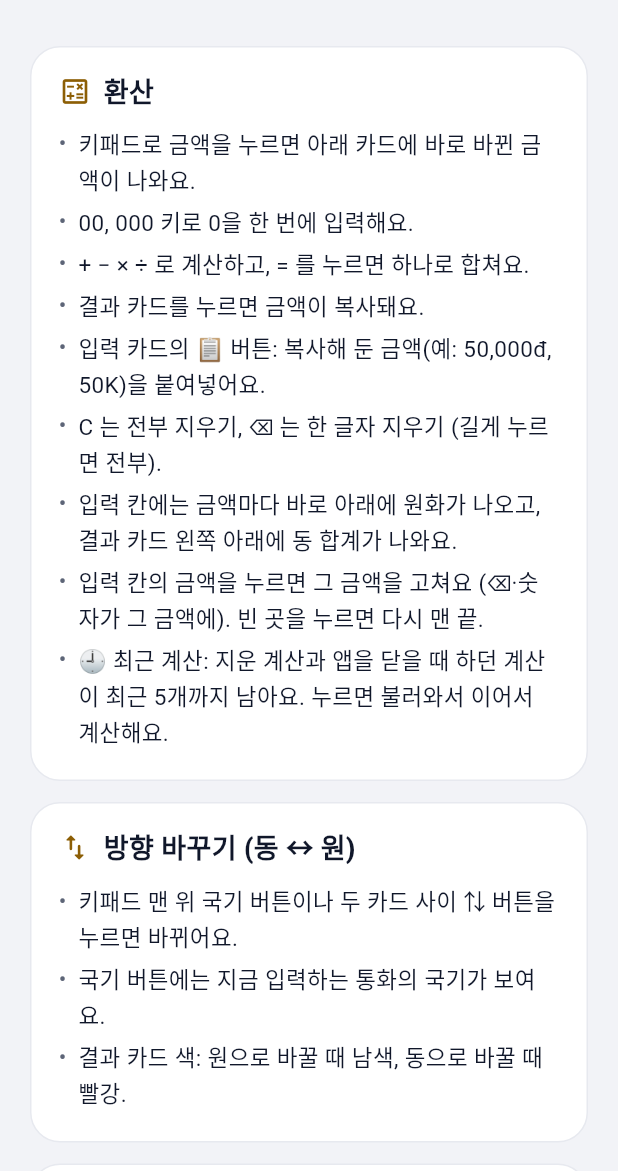
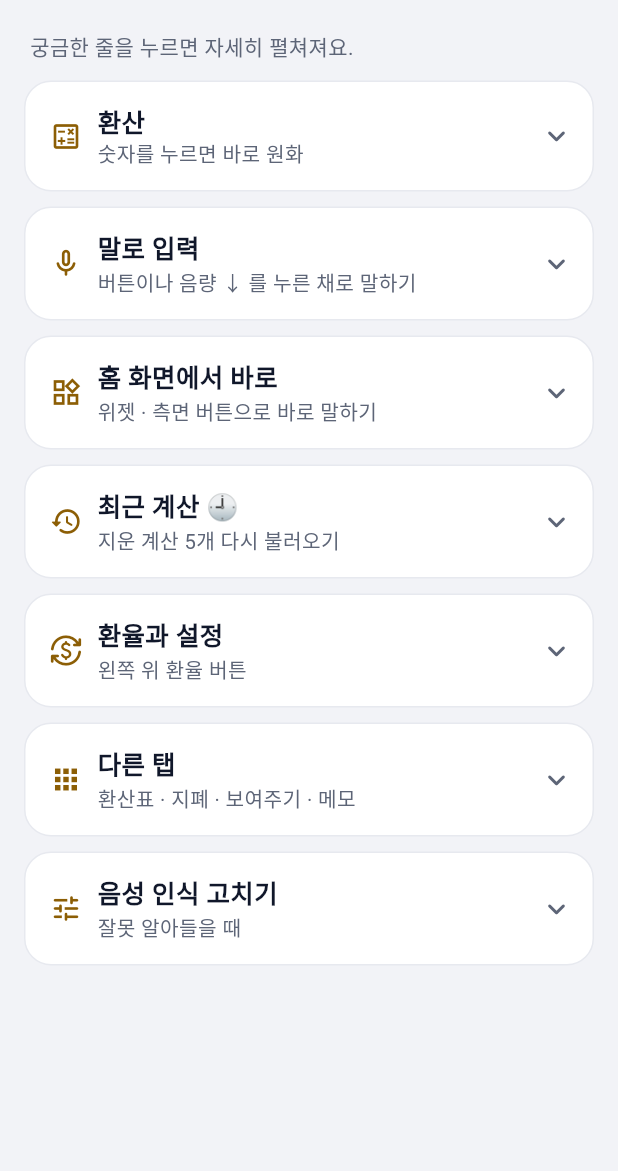
Before and after one commit to hee6635/Currency, a Flutter app: the GuidePage screen opened directly, on a phone screen of 412 x 824 dp, the part 65-1236 px from its top. Run offline on Flutter 3.47's test engine with Material 3 defaults, Android fonts, the phone set to English and light mode, and no system bars; our stand-ins replace share_plus, shared_preferences, speech_to_text; accounts and stored records are empty; network calls fail.

Commit message:
Shorter user guide: one-line summaries that expand
Each part shows a title and a one-line summary; tapping opens short
details. Adds numbered steps for placing the widget and for setting up
the side-key double press with Modes and Routines.

Co-Authored-By: Claude Opus 5.5 <noreply@anthropic.com>
Claude-Session: https://claude.ai/code/session_01BF3QGQfAiwtZXxjRey9N4Z

```diff
--- a/flutter_app/lib/ui/guide_page.dart
+++ b/flutter_app/lib/ui/guide_page.dart
@@ -42,120 +42,111 @@ class _GuidePageState extends State<GuidePage> {
         surfaceTintColor: Colors.transparent,
       ),
       body: SingleChildScrollView(
-        padding: const EdgeInsets.fromLTRB(20, 4, 20, 40),
+        padding: const EdgeInsets.fromLTRB(16, 4, 16, 40),
         child: Column(
-          crossAxisAlignment: CrossAxisAlignment.start,
+          crossAxisAlignment: CrossAxisAlignment.stretch,
           children: [
+            Padding(
+              padding: const EdgeInsets.fromLTRB(4, 4, 4, 2),
+              child: Text(
+                '궁금한 줄을 누르면 자세히 펼쳐져요.',
+                style: TextStyle(fontSize: 14, color: p.muted),
+              ),
+            ),
             const _Section(
               icon: Icons.calculate_outlined,
               title: '환산',
+              summary: '숫자를 누르면 바로 원화',
               lines: [
-                '키패드로 금액을 누르면 아래 카드에 바로 바뀐 금액이 나와요.',
-                '00, 000 키로 0을 한 번에 입력해요.',
-                '+ − × ÷ 로 계산하고, = 를 누르면 하나로 합쳐요.',
-                '결과 카드를 누르면 금액이 복사돼요.',
-                '입력 카드의 📋 버튼: 복사해 둔 금액(예: 50,000đ, 50K)을 붙여넣어요.',
-                'C 는 전부 지우기, ⌫ 는 한 글자 지우기 (길게 누르면 전부).',
-                '입력 칸에는 금액마다 바로 아래에 원화가 나오고, 결과 카드 왼쪽 아래에 동 합계가 나와요.',
-                '입력 칸의 금액을 누르면 그 금액을 고쳐요 (⌫·숫자가 그 금액에). 빈 곳을 누르면 다시 맨 끝.',
-                '🕘 최근 계산: 지운 계산과 앱을 닫을 때 하던 계산이 최근 5개까지 남아요. 누르면 불러와서 이어서 계산해요.',
-              ],
-            ),
-            const _Section(
-              icon: Icons.swap_vert_rounded,
-              title: '방향 바꾸기 (동 ↔ 원)',
-              lines: [
-                '키패드 맨 위 국기 버튼이나 두 카드 사이 ⇅ 버튼을 누르면 바뀌어요.',
-                '국기 버튼에는 지금 입력하는 통화의 국기가 보여요.',
-                '결과 카드 색: 원으로 바꿀 때 남색, 동으로 바꿀 때 빨강.',
+                '입력한 금액마다 바로 아래에 원화가 나와요. 합계는 아래 결과 카드에.',
+                '입력한 금액을 누르면 그 금액만 고쳐요. 빈 곳을 누르면 다시 맨 끝.',
+                '⇅ 나 국기 버튼: 동 ↔ 원 바꾸기.',
+                '결과 카드를 누르면 복사, 📋 는 복사한 금액 붙여넣기.',
+                'C 전부 지우기 · ⌫ 한 글자 지우기.',
               ],
             ),
             _Section(
               key: _voiceKey,
+              initiallyOpen: widget.voiceFirst,
               icon: Icons.mic_none_rounded,
-              title: '음성 입력 (무전기 방식)',
+              title: '말로 입력',
+              summary: '버튼이나 음량 ↓ 를 누른 채로 말하기',
               lines: const [
-                '위쪽 "말로 입력"을 누르면 음성 창이 열려요.',
-                '큰 마이크 버튼을 누른 채로, 진동이 온 뒤 말하고, 손을 떼면 입력돼요 (뗀 뒤 1초쯤 마저 들어요).',
-                '말한 숫자는 남아 있어요. 다시 누르고 이어서 말하면 이어 붙어요.',
-                '지금 입력 칸의 통화로 계산해요 ("원", "동"은 말해도 무시).',
-                '폰의 음량 ↓ 버튼을 누르고 있어도 똑같이 들어요. 환산 화면에서는 음성 창을 안 열어도 바로 돼요.',
-                '음성 창이 떠 있을 때 음량 ↑ 버튼은 "하나 지우기"예요.',
-                'X 나 창 바깥을 누르면 닫혀요.',
-                '말할 때마다(못 알아들은 것도) 설정 → "음성 기록"에 남아요. "백업"으로 파일을 보내면 앱 안 기록은 비워져요.',
-                '틀리면 음성 창의 "틀렸어요 · 고쳐서 기억하기"(또는 기록을 누르기)로 원래 숫자를 알려주세요. 이 폰에서는 바로 맞게 처리돼요.',
-                '음성 기록의 ☁ 버튼으로 GitHub에 기록을 올리면, 4시간마다 AI가 보고 보정 규칙을 고쳐요. 고친 규칙은 앱을 다시 켜면 적용돼요 (재설치 필요 없음).',
+                '"말로 입력" → 큰 마이크를 누른 채로 말하고 떼면 들어가요.',
+                '음량 ↓ 를 누른 채로 말해도 돼요. 환산 화면이면 바로 들어요.',
+                '음량 ↑ 는 하나 지우기.',
+                '숫자만 이어서 말하면 더해요 ("오만" → "삼만").',
+                '틀리면 "틀렸어요 · 고쳐서 기억하기"로 알려 주세요.',
               ],
               table: const [
-                ('오만 · 27만 5천 · 삼백만 · 50K', '숫자 입력'),
-                ('더하기 · 플러스', '+'),
-                ('빼기 · 마이너스', '−'),
-                ('곱하기', '×'),
-                ('나누기', '÷'),
-                ('지워', '마지막 하나 지우기 (숫자 하나 또는 연산 하나)'),
+                ('오만 · 27만 5천 · 50K', '숫자'),
+                ('더하기 · 빼기 · 곱하기 · 나누기', '+ − × ÷'),
+                ('지워', '하나 지우기'),
                 ('다 지워 · 새로', '전부 지우기'),
-                ('얼마 · 결과', '계산해서 하나로 (= 와 같음)'),
-              ],
-              examples: const [
-                '"오만" → 떼기 → "더하기 삼만" → 떼기  ⇒  50,000 + 30,000',
-                '"7 더하기 3 곱하기 10 더하기 5" → "지워"  ⇒  7 + 3 × 10 +',
-                '"삼만 곱하기 사 얼마"  ⇒  120,000',
               ],
             ),
             const _Section(
               icon: Icons.widgets_outlined,
-              title: '홈 화면에서 바로 말하기',
+              title: '홈 화면에서 바로',
+              summary: '위젯 · 측면 버튼으로 바로 말하기',
+              steps: [
+                (
+                  '위젯 놓기',
+                  ['홈 화면 빈 곳을 길게 누르기', '위젯 → 베트남 환율', '긴 것이나 네모를 골라 놓기'],
+                ),
+                (
+                  '측면 버튼 두 번 누르기로 열기',
+                  [
+                    '설정 → 유용한 기능 → 측면 버튼 → 두 번 누르기',
+                    '모드 및 루틴 → ⚙ → 루틴 추가',
+                    '동작 → 앱 → 앱 동작 실행 → 베트남 환율 → 말로 입력',
+                    '저장',
+                  ],
+                ),
+              ],
               lines: [
-                '위젯: 홈 화면을 길게 누르기 → 위젯 → "베트남 환율"에서 긴 것(4×1)이나 네모(2×2)를 놓으세요. 환율이 보이고, 누르면 바로 음성 창이 떠요.',
-                '측면 버튼: 두 번 누르기 → 모드 및 루틴 → 동작에 "앱 동작 실행 → 베트남 환율 → 말로 입력"을 넣으면 두 번 누를 때 바로 음성 창이 떠요.',
-                '그다음 음량 ↓ 를 누른 채로 말하고 떼면 입력돼요. 음량 ↑ 는 하나 지우기. 화면을 안 봐도 돼요.',
+                '창이 뜨면 음량 ↓ 를 누른 채로 말하면 돼요.',
+                '"앱으로 이동"을 누르면 하던 계산을 앱에서 이어서 해요.',
                 '앱 아이콘을 길게 눌러도 "말로 입력"이 있어요.',
-                '음성 창의 "앱으로 이동"을 누르면 하던 계산을 앱에서 이어서 해요. 닫으면 하던 계산은 최근 계산(🕘)에 남아요.',
-                '위젯의 환율은 앱이 마지막으로 받은 값이에요. 앱을 하루 한 번쯤 열면 새로 바뀌어요.',
               ],
             ),
             const _Section(
-              icon: Icons.add_circle_outline_rounded,
-              title: '더하기 모드',
+              icon: Icons.history_rounded,
+              title: '최근 계산 🕘',
+              summary: '지운 계산 5개 다시 불러오기',
               lines: [
-                '설정에서 켜고 끌 수 있어요 (처음엔 켜져 있음).',
-                '켜면: 숫자만 이어서 말해도 더해요. "오만" → "삼만" ⇒ 50,000 + 30,000',
-                '끄면: 숫자 뒤에 숫자를 말하면 "연산을 같이 말해 주세요" 안내만 떠요.',
-                '켜져 있으면 음성 창에 "+ 더하기 모드"가 보여요.',
+                '지우거나 앱을 닫으면 하던 계산이 남아요 (최근 5개).',
+                '입력 칸 위 🕘 → 누르면 불러와서 이어서 계산해요.',
               ],
             ),
             const _Section(
               icon: Icons.currency_exchange_rounded,
               title: '환율과 설정',
+              summary: '왼쪽 위 환율 버튼',
               lines: [
-                '왼쪽 위 환율 버튼을 누르면 환율과 설정 창이 열려요.',
-                '환율은 하루 1번 갱신되는 시장 중간값이에요 (ExchangeRate-API).',
-                '"직접 입력"으로 환전소 환율을 그대로 쓸 수 있어요.',
-                '"환전 수수료 반영"을 켜면 실제로 받을 금액에 가까운 값도 보여줘요.',
-                '인터넷이 없으면 마지막으로 받은 환율을 그대로 써요.',
+                '환율은 하루 1번 갱신되는 시장 중간값이에요.',
+                '"직접 입력"으로 환전소 환율을 쓸 수 있어요.',
+                '수수료 반영, 더하기 모드도 여기서 켜고 꺼요.',
               ],
             ),
             const _Section(
-              icon: Icons.payments_outlined,
-              title: '지폐 세기',
+              icon: Icons.apps_rounded,
+              title: '다른 탭',
+              summary: '환산표 · 지폐 · 보여주기 · 메모',
               lines: [
-                '지폐별로 + / − 를 눌러 장수를 세면 합계와 원화 금액이 나와요.',
-                '지폐 사진을 누르면 앞면과 뒷면을 크게 보여줘요.',
-                '2만동과 50만동은 색이 비슷하니 조심하세요.',
+                '지폐: + / − 로 장수를 세면 합계가 나와요. 사진을 누르면 크게.',
+                '보여주기: 누르면 베트남어 문장이 크게 떠요.',
+                '메모: 쓰면 자동 저장.',
               ],
             ),
             const _Section(
-              icon: Icons.forum_outlined,
-              title: '보여주기',
+              icon: Icons.tune_rounded,
+              title: '음성 인식 고치기',
+              summary: '잘못 알아들을 때',
               lines: [
-                '카드를 누르면 베트남어 문장이 화면 가득 크게 떠요. 직원에게 보여주세요.',
-                '화면을 누르면 닫혀요.',
+                '말한 내용은 설정 → "음성 기록"에 남아요.',
+                '☁ 로 올리면 4시간 안에 자동으로 고쳐져요 (앱 다시 켜면 적용).',
               ],
-            ),
-            const _Section(
-              icon: Icons.sticky_note_2_outlined,
-              title: '메모',
-              lines: ['입력하면 자동으로 저장돼요.'],
             ),
           ],
         ),
@@ -164,65 +155,151 @@ class _GuidePageState extends State<GuidePage> {
   }
 }
 
-class _Section extends StatelessWidget {
+class _Section extends StatefulWidget {
   const _Section({
     super.key,
     required this.icon,
     required this.title,
-    required this.lines,
+    required this.summary,
+    this.lines = const [],
+    this.steps = const [],
     this.table = const [],
-    this.examples = const [],
+    this.initiallyOpen = false,
   });
 
   final IconData icon;
   final String title;
+
+  /// 접혀 있을 때 보이는 한 줄
+  final String summary;
   final List<String> lines;
+
+  /// 번호 붙은 따라하기 (제목, 단계들)
+  final List<(String, List<String>)> steps;
   final List<(String, String)> table;
-  final List<String> examples;
+  final bool initiallyOpen;
+
+  @override
+  State<_Section> createState() => _SectionState();
+}
+
+class _SectionState extends State<_Section> {
+  late bool _open = widget.initiallyOpen;
 
   @override
   Widget build(BuildContext context) {
     final p = context.palette;
-    final body = TextStyle(fontSize: 15, height: 1.55, color: p.ink);
+    final w = widget;
+    final body = TextStyle(fontSize: 15, height: 1.5, color: p.ink);
     return Container(
-      margin: const EdgeInsets.only(top: 14),
-      padding: const EdgeInsets.fromLTRB(18, 16, 18, 16),
+      margin: const EdgeInsets.only(top: 10),
       decoration: BoxDecoration(
         color: p.surface,
-        borderRadius: BorderRadius.circular(20),
-        border: Border.all(color: p.line),
+        borderRadius: BorderRadius.circular(18),
+        border: Border.all(color: _open ? p.gold : p.line),
       ),
+      child: Material(
+        type: MaterialType.transparency,
+        child: InkWell(
+          borderRadius: BorderRadius.circular(18),
+          onTap: () => setState(() => _open = !_open),
+          child: Padding(
+            padding: const EdgeInsets.fromLTRB(16, 14, 12, 14),
             child: Column(
               crossAxisAlignment: CrossAxisAlignment.start,
               children: [
                 Row(
                   children: [
-              Icon(icon, size: 22, color: p.goldText),
-              const SizedBox(width: 8),
+                    Icon(w.icon, size: 22, color: p.goldText),
+                    const SizedBox(width: 10),
+                    Expanded(
+                      child: Column(
+                        crossAxisAlignment: CrossAxisAlignment.start,
+                        children: [
                           Text(
-                title,
+                            w.title,
                             style: TextStyle(
-                  fontSize: 18,
+                              fontSize: 17,
                               fontWeight: FontWeight.w800,
                               color: p.ink,
                             ),
                           ),
+                          Text(
+                            w.summary,
+                            style: TextStyle(fontSize: 13.5, color: p.muted),
+                          ),
                         ],
                       ),
+                    ),
+                    AnimatedRotation(
+                      turns: _open ? 0.5 : 0,
+                      duration: const Duration(milliseconds: 200),
+                      child: Icon(Icons.expand_more_rounded, color: p.muted),
+                    ),
+                  ],
+                ),
+                AnimatedSize(
+                  duration: const Duration(milliseconds: 220),
+                  curve: Curves.easeOutCubic,
+                  alignment: Alignment.topCenter,
+                  child: !_open
+                      ? const SizedBox(width: double.infinity)
+                      : Padding(
+                          padding: const EdgeInsets.only(top: 12, right: 4),
+                          child: Column(
+                            crossAxisAlignment: CrossAxisAlignment.start,
+                            children: [
+                              for (final (t, items) in w.steps) ...[
+                                Text(
+                                  t,
+                                  style: body.copyWith(
+                                    fontWeight: FontWeight.w800,
+                                    color: p.goldText,
+                                  ),
+                                ),
+                                const SizedBox(height: 4),
+                                for (final (n, item) in items.indexed)
+                                  Padding(
+                                    padding: const EdgeInsets.only(bottom: 3),
+                                    child: Row(
+                                      crossAxisAlignment:
+                                          CrossAxisAlignment.start,
+                                      children: [
+                                        SizedBox(
+                                          width: 22,
+                                          child: Text(
+                                            '${n + 1}.',
+                                            style: body.copyWith(
+                                              color: p.muted,
+                                              fontWeight: FontWeight.w700,
+                                            ),
+                                          ),
+                                        ),
+                                        Expanded(
+                                          child: Text(item, style: body),
+                                        ),
+                                      ],
+                                    ),
+                                  ),
                                 const SizedBox(height: 10),
-          for (final l in lines)
+                              ],
+                              for (final l in w.lines)
                                 Padding(
                                   padding: const EdgeInsets.only(bottom: 4),
                                   child: Row(
-                crossAxisAlignment: CrossAxisAlignment.start,
+                                    crossAxisAlignment:
+                                        CrossAxisAlignment.start,
                                     children: [
-                  Text('•  ', style: body.copyWith(color: p.muted)),
+                                      Text(
+                                        '•  ',
+                                        style: body.copyWith(color: p.muted),
+                                      ),
                                       Expanded(child: Text(l, style: body)),
                                     ],
                                   ),
                                 ),
-          if (table.isNotEmpty) ...[
-            const SizedBox(height: 10),
+                              if (w.table.isNotEmpty) ...[
+                                const SizedBox(height: 8),
                                 Container(
                                   decoration: BoxDecoration(
                                     border: Border.all(color: p.line),
@@ -230,33 +307,41 @@ class _Section extends StatelessWidget {
                                   ),
                                   child: Column(
                                     children: [
-                  for (final (i, (say, does)) in table.indexed)
+                                      for (final (i, (say, does))
+                                          in w.table.indexed)
                                         Container(
                                           padding: const EdgeInsets.symmetric(
                                             horizontal: 12,
-                        vertical: 10,
+                                            vertical: 9,
                                           ),
                                           decoration: BoxDecoration(
                                             border: i == 0
                                                 ? null
-                            : Border(top: BorderSide(color: p.line)),
+                                                : Border(
+                                                    top: BorderSide(
+                                                      color: p.line,
+                                                    ),
+                                                  ),
                                           ),
                                           child: Row(
-                        crossAxisAlignment: CrossAxisAlignment.start,
                                             children: [
-                          Expanded(
-                            flex: 5,
-                            child: Text(
-                              say,
-                              style: body.copyWith(fontWeight: FontWeight.w700),
-                            ),
-                          ),
-                          const SizedBox(width: 10),
                                               Expanded(
                                                 flex: 6,
                                                 child: Text(
+                                                  say,
+                                                  style: body.copyWith(
+                                                    fontWeight: FontWeight.w700,
+                                                  ),
+                                                ),
+                                              ),
+                                              Expanded(
+                                                flex: 4,
+                                                child: Text(
                                                   does,
-                              style: body.copyWith(color: p.muted),
+                                                  textAlign: TextAlign.right,
+                                                  style: body.copyWith(
+                                                    color: p.muted,
+                                                  ),
                                                 ),
                                               ),
                                             ],
@@ -266,22 +351,14 @@ class _Section extends StatelessWidget {
                                   ),
                                 ),
                               ],
-          if (examples.isNotEmpty) ...[
-            const SizedBox(height: 12),
-            Text(
-              '예시',
-              style: body.copyWith(
-                fontWeight: FontWeight.w800,
-                color: p.goldText,
+                            ],
                           ),
                         ),
-            for (final e in examples)
-              Padding(
-                padding: const EdgeInsets.only(top: 4),
-                child: Text(e, style: body.copyWith(fontSize: 14)),
                 ),
               ],
-        ],
+            ),
+          ),
+        ),
       ),
     );
   }
```
Lines whose indentation alone changed are shown as unchanged.
